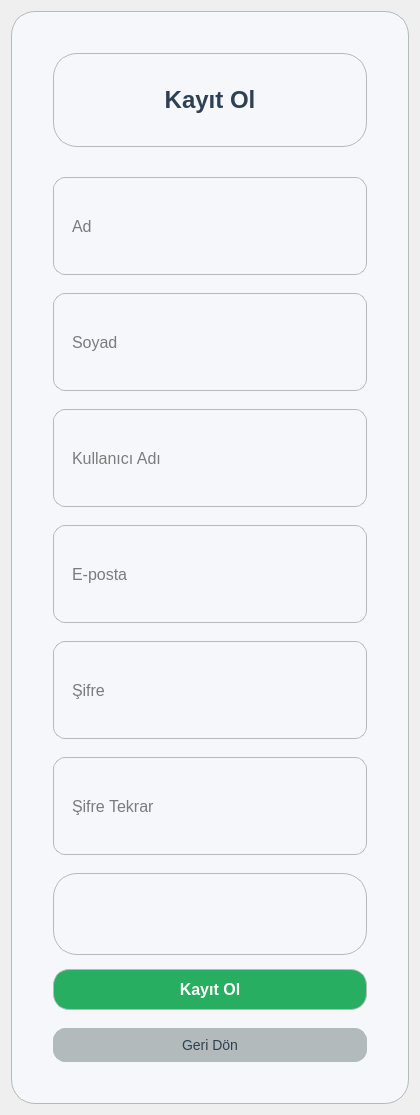
First picture: the form in ui/registerform.ui, repository ilhanuzunoglu/HotelManagementSystem, before the edit.
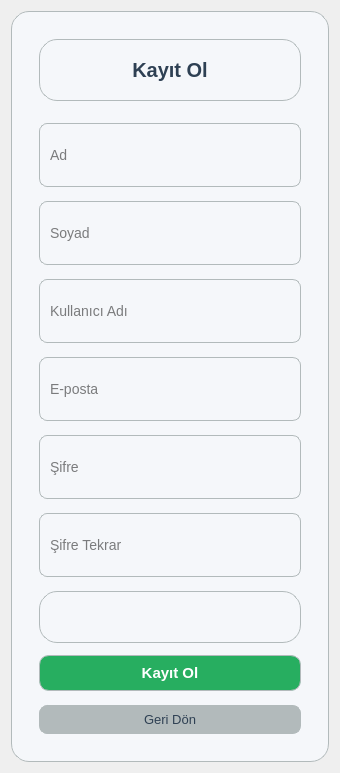
Second picture: the form after the edit.

What changed in the file:
```diff
--- a/ui/registerform.ui
+++ b/ui/registerform.ui
@@ -6,8 +6,8 @@
    <rect>
     <x>0</x>
     <y>0</y>
-    <width>420</width>
-    <height>600</height>
+    <width>340</width>
+    <height>520</height>
    </rect>
   </property>
   <property name="windowTitle">
@@ -22,7 +22,7 @@
      <property name="sizeHint" stdset="0">
       <size>
        <width>20</width>
-       <height>30</height>
+       <height>20</height>
       </size>
      </property>
     </spacer>
@@ -33,7 +33,7 @@
       <enum>QFrame::StyledPanel</enum>
      </property>
      <property name="styleSheet">
-      <string>background-color: #F5F7FA; border-radius: 24px; border: 1px solid #B2BABB; padding: 32px;</string>
+      <string>background-color: #F5F7FA; border-radius: 18px; border: 1px solid #B2BABB; padding: 18px;</string>
      </property>
      <layout class="QVBoxLayout" name="frameLayout">
       <item>
@@ -45,7 +45,7 @@
          <set>Qt::AlignHCenter|Qt::AlignVCenter</set>
         </property>
         <property name="styleSheet">
-         <string>font-size: 24px; font-weight: bold; color: #2E4053; margin-bottom: 24px;</string>
+         <string>font-size: 20px; font-weight: bold; color: #2E4053; margin-bottom: 16px;</string>
         </property>
        </widget>
       </item>
@@ -55,7 +55,7 @@
          <string>Ad</string>
         </property>
         <property name="styleSheet">
-         <string>padding-left: 16px; height: 32px; border-radius: 12px; border: 1px solid #B2BABB; font-size: 16px; margin-bottom: 12px;</string>
+         <string>padding-left: 8px; height: 26px; border-radius: 8px; border: 1px solid #B2BABB; font-size: 14px; margin-bottom: 8px;</string>
         </property>
        </widget>
       </item>
@@ -65,7 +65,7 @@
          <string>Soyad</string>
         </property>
         <property name="styleSheet">
-         <string>padding-left: 16px; height: 32px; border-radius: 12px; border: 1px solid #B2BABB; font-size: 16px; margin-bottom: 12px;</string>
+         <string>padding-left: 8px; height: 26px; border-radius: 8px; border: 1px solid #B2BABB; font-size: 14px; margin-bottom: 8px;</string>
         </property>
        </widget>
       </item>
@@ -75,7 +75,7 @@
          <string>Kullanıcı Adı</string>
         </property>
         <property name="styleSheet">
-         <string>padding-left: 16px; height: 32px; border-radius: 12px; border: 1px solid #B2BABB; font-size: 16px; margin-bottom: 12px;</string>
+         <string>padding-left: 8px; height: 26px; border-radius: 8px; border: 1px solid #B2BABB; font-size: 14px; margin-bottom: 8px;</string>
         </property>
        </widget>
       </item>
@@ -85,7 +85,7 @@
          <string>E-posta</string>
         </property>
         <property name="styleSheet">
-         <string>padding-left: 16px; height: 32px; border-radius: 12px; border: 1px solid #B2BABB; font-size: 16px; margin-bottom: 12px;</string>
+         <string>padding-left: 8px; height: 26px; border-radius: 8px; border: 1px solid #B2BABB; font-size: 14px; margin-bottom: 8px;</string>
         </property>
        </widget>
       </item>
@@ -98,7 +98,7 @@
          <enum>QLineEdit::Password</enum>
         </property>
         <property name="styleSheet">
-         <string>padding-left: 16px; height: 32px; border-radius: 12px; border: 1px solid #B2BABB; font-size: 16px; margin-bottom: 12px;</string>
+         <string>padding-left: 8px; height: 26px; border-radius: 8px; border: 1px solid #B2BABB; font-size: 14px; margin-bottom: 8px;</string>
         </property>
        </widget>
       </item>
@@ -111,7 +111,7 @@
          <enum>QLineEdit::Password</enum>
         </property>
         <property name="styleSheet">
-         <string>padding-left: 16px; height: 32px; border-radius: 12px; border: 1px solid #B2BABB; font-size: 16px; margin-bottom: 12px;</string>
+         <string>padding-left: 8px; height: 26px; border-radius: 8px; border: 1px solid #B2BABB; font-size: 14px; margin-bottom: 8px;</string>
         </property>
        </widget>
       </item>
@@ -121,7 +121,7 @@
          <string></string>
         </property>
         <property name="styleSheet">
-         <string>color: #E74C3C; font-size: 14px; margin-bottom: 8px;</string>
+         <string>color: #E74C3C; font-size: 12px; margin-bottom: 6px;</string>
         </property>
         <property name="alignment">
          <set>Qt::AlignHCenter|Qt::AlignVCenter</set>
@@ -134,7 +134,7 @@
          <string>Kayıt Ol</string>
         </property>
         <property name="styleSheet">
-         <string>QPushButton { background-color: #27AE60; color: white; border-radius: 16px; padding: 10px 0; font-size: 16px; font-weight: bold; } QPushButton:hover { background-color: #F39C12; }</string>
+         <string>QPushButton { background-color: #27AE60; color: white; border-radius: 10px; padding: 8px 0; font-size: 15px; font-weight: bold; } QPushButton:hover { background-color: #F39C12; }</string>
         </property>
        </widget>
       </item>
@@ -144,7 +144,7 @@
          <string>Geri Dön</string>
         </property>
         <property name="styleSheet">
-         <string>QPushButton { background-color: #B2BABB; color: #2E4053; border-radius: 12px; padding: 8px 0; font-size: 14px; margin-top: 12px; } QPushButton:hover { background-color: #85929E; }</string>
+         <string>QPushButton { background-color: #B2BABB; color: #2E4053; border-radius: 8px; padding: 6px 0; font-size: 13px; margin-top: 8px; } QPushButton:hover { background-color: #85929E; }</string>
         </property>
        </widget>
       </item>
@@ -159,7 +159,7 @@
      <property name="sizeHint" stdset="0">
       <size>
        <width>20</width>
-       <height>30</height>
+       <height>20</height>
       </size>
      </property>
     </spacer>
```
